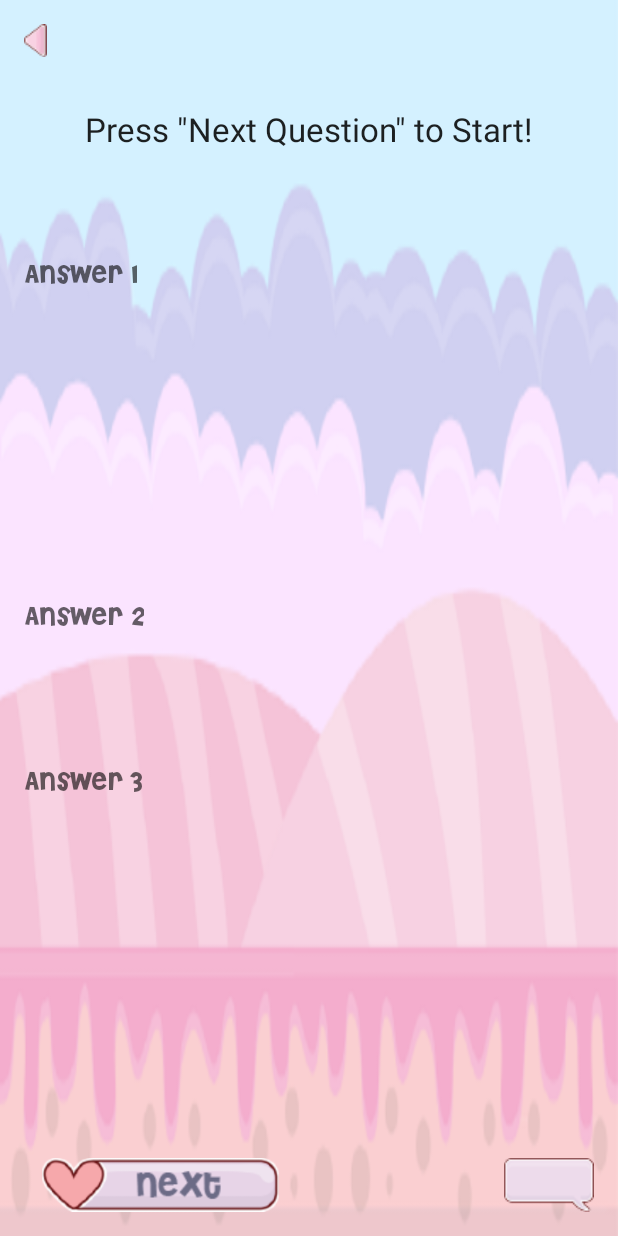
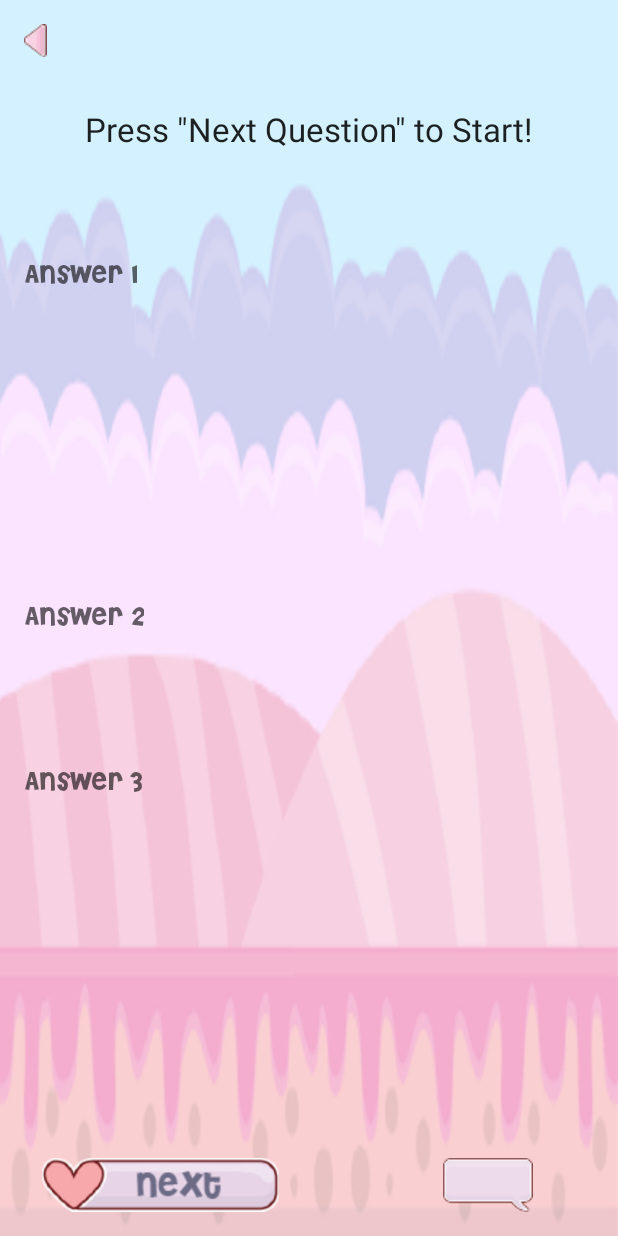
Before and after one commit to drtracy1/SER402, an Android app: the QuestionActivity screen opened directly, with no data from a screen before it, on a phone screen of 412 x 824 dp. Run offline under Robolectric (Android 15) with nearby library versions, the light colour scheme and no system bars; libraries missing offline, so code that uses them is left out: com.facebook, com.facebook.share, com.firebase.client; 9 statements that could not run were skipped.

Commit message:
Cleaned up unused code & question UI

```diff
--- a/WeAllCode/app/src/main/java/ser402team/weallcode/AvatarActivity.java
+++ b/WeAllCode/app/src/main/java/ser402team/weallcode/AvatarActivity.java
@@ -22,7 +22,6 @@ public class AvatarActivity extends AppCompatActivity {
     protected void onCreate(Bundle savedInstanceState) {
         super.onCreate(savedInstanceState);
         setContentView(R.layout.avatar_activity);
-        //Toolbar toolbar = (Toolbar) findViewById(R.id.toolbar)
     }
 
     public void selectAvatar(View v){
--- a/WeAllCode/app/src/main/res/layout/activity_question.xml
+++ b/WeAllCode/app/src/main/res/layout/activity_question.xml
@@ -38,8 +38,8 @@
         android:id="@+id/chatIconButton"
         android:src="@drawable/chaticon_edit"
         android:layout_alignParentBottom="true"
-        android:layout_alignParentRight="true"
-        android:layout_alignParentEnd="true" />
+        android:layout_alignRight="@+id/questionTextField"
+        android:layout_alignEnd="@+id/questionTextField" />
 
     <ImageView
         android:layout_width="wrap_content"
```
Also changed, not shown: WeAllCode/app/src/main/java/ser402team/weallcode/AboutUsActivity.java (+0 -29 lines), WeAllCode/app/src/main/java/ser402team/weallcode/QuestionActivity.java (+4 -19 lines).
